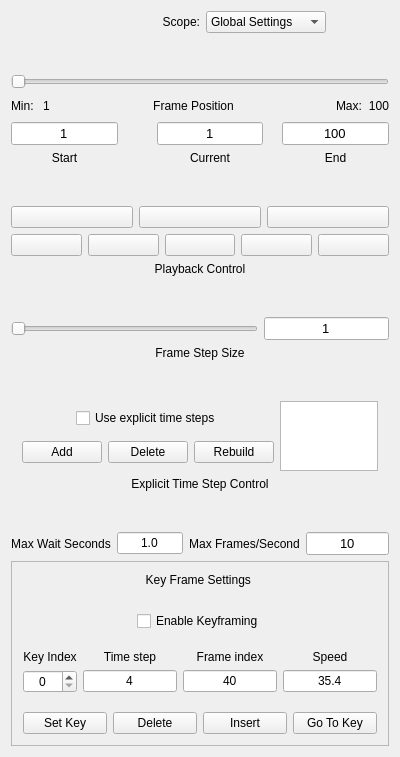
yyr/vapor, file apps/vaporgui/guis/ui/animationtab.ui: the form before one commit.
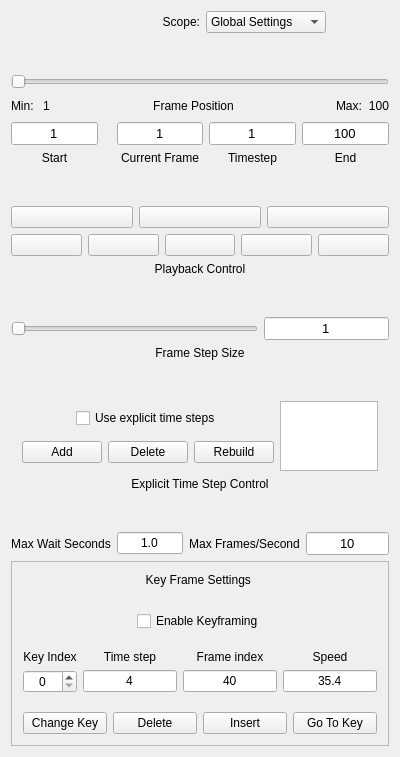
The form after the commit. Icons and pictures are not drawn.

Diff of the .ui file:
```diff
--- a/apps/vaporgui/guis/ui/animationtab.ui
+++ b/apps/vaporgui/guis/ui/animationtab.ui
@@ -41,7 +41,7 @@
 and replaying of sequences of
 time steps is also controlled here.</string>
   </property>
-  <layout class="QHBoxLayout" name="horizontalLayout_5">
+  <layout class="QHBoxLayout" name="horizontalLayout_6">
    <item>
     <layout class="QVBoxLayout" name="verticalLayout_2">
      <item>
@@ -271,7 +271,7 @@
       </layout>
      </item>
      <item>
-      <layout class="QHBoxLayout">
+      <layout class="QHBoxLayout" name="horizontalLayout_5">
        <item>
         <layout class="QVBoxLayout">
          <item>
@@ -352,7 +352,51 @@
             <string>Currently displayed time step</string>
            </property>
            <property name="text">
-            <string>Current</string>
+            <string>Current Frame</string>
+           </property>
+           <property name="alignment">
+            <set>Qt::AlignCenter</set>
+           </property>
+           <property name="wordWrap">
+            <bool>false</bool>
+           </property>
+          </widget>
+         </item>
+        </layout>
+       </item>
+       <item>
+        <layout class="QVBoxLayout" name="_2">
+         <item>
+          <widget class="QLineEdit" name="currentTimestepEdit">
+           <property name="font">
+            <font>
+             <pointsize>10</pointsize>
+            </font>
+           </property>
+           <property name="acceptDrops">
+            <bool>false</bool>
+           </property>
+           <property name="toolTip">
+            <string>Currently displayed data time step</string>
+           </property>
+           <property name="text">
+            <string>1</string>
+           </property>
+           <property name="alignment">
+            <set>Qt::AlignHCenter</set>
+           </property>
+           <property name="readOnly">
+            <bool>false</bool>
+           </property>
+          </widget>
+         </item>
+         <item>
+          <widget class="QLabel" name="textLabel3_3">
+           <property name="toolTip">
+            <string>Currently displayed time step</string>
+           </property>
+           <property name="text">
+            <string>Timestep</string>
            </property>
            <property name="alignment">
             <set>Qt::AlignCenter</set>
@@ -374,8 +418,8 @@
          </property>
          <property name="sizeHint" stdset="0">
           <size>
-           <width>31</width>
-           <height>21</height>
+           <width>13</width>
+           <height>40</height>
           </size>
          </property>
         </spacer>
@@ -1227,7 +1271,7 @@
                <string>To specify the viewpoint and/or the time step at a key frame, set the current time step and viewpoint in the GUI, then click this button.</string>
               </property>
               <property name="text">
-               <string>Set Key</string>
+               <string>Change Key</string>
               </property>
              </widget>
             </item>
```
Left out of the diff: 5 changed lines with no effect on the pictures.
